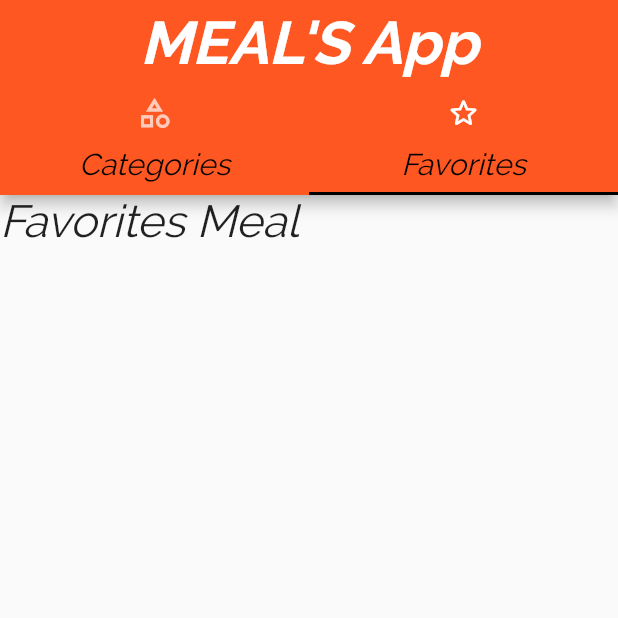
After one commit to RishabhSaini619/up_003_MealsApp, a Flutter app: the screen it shows after launch, on a phone screen of 412 x 824 dp, the top half of it. The commit adds this screen. Run offline on Flutter 3.47's test engine with Material 2 defaults, Android fonts, the phone set to English and light mode, and no system bars.

Commit message:
Adding a TabBar to the Appbar

```diff
--- a/lib/home.dart
+++ b/lib/home.dart
@@ -1,5 +1,6 @@
 import 'package:flutter/material.dart';
 import 'package:up_003_mealsapp/screen/screen_meals.dart';
+import 'package:up_003_mealsapp/screen/screen_tabs.dart';
 import './screen/screen_categories.dart';
 
 class MyHomePage extends StatefulWidget {
@@ -12,7 +13,7 @@ class MyHomePage extends StatefulWidget {
 class _MyHomePageState extends State<MyHomePage> {
   @override
   Widget build(BuildContext context) {
-    return CategoriesScreen();
+    return TabsScreen();
     // return MealsScreen();
   }
 }
--- /dev/null
+++ b/lib/screen/screen_favorites.dart
@@ -0,0 +1,12 @@
+import 'package:flutter/material.dart';
+
+class FavoritesScreen extends StatelessWidget {
+
+  @override
+  Widget build(BuildContext context) {
+    return Text(
+    'Favorites Meal',
+    style: Theme.of(context).textTheme.titleMedium,
+    );
+  }
+}
--- /dev/null
+++ b/lib/screen/screen_tabs.dart
@@ -0,0 +1,56 @@
+import 'package:flutter/material.dart';
+import 'package:up_003_mealsapp/screen/screen_categories.dart';
+import 'package:up_003_mealsapp/screen/screen_favorites.dart';
+
+class TabsScreen extends StatefulWidget {
+  @override
+  State<TabsScreen> createState() => _TabsScreenState();
+}
+
+class _TabsScreenState extends State<TabsScreen> {
+  @override
+  Widget build(BuildContext context) {
+    return DefaultTabController(
+      length: 2,
+      initialIndex: 1,
+      child: Scaffold(
+        appBar: AppBar(
+          centerTitle: true,
+          title: Text(
+            'MEAL\'S App',
+            style: Theme.of(context).textTheme.displayLarge,
+          ),
+          bottom: TabBar(
+            tabs: [
+              Tab(
+                icon: const Icon(
+                  Icons.category_outlined,
+                ),
+                child: Text(
+                  'Categories',
+                  style: Theme.of(context).textTheme.titleSmall,
+                ),
+              ),
+              Tab(
+                icon: const Icon(
+                  Icons.star_border_rounded,
+                ),
+                child: Text(
+                  'Favorites',
+                  style: Theme.of(context).textTheme.titleSmall,
+                ),
+              ),
+            ],
+          ),
+        ),
+        body: TabBarView(
+          children: [
+            CategoriesScreen(),
+            FavoritesScreen(),
+
+          ],
+        ),
+      ),
+    );
+  }
+}
```
Also changed, not shown: lib/screen/screen_categories.dart (+5 -12 lines), lib/screen/screen_meal_details.dart (+21 -6 lines).
